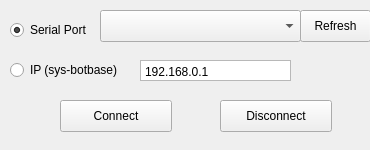
Before: the Qt Designer form UI/mainwindow.ui in wwwwwwzx/NXController, drawn with Qt 5.
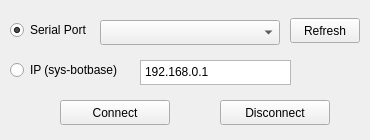
After: the same form once the commit is applied.

The edit to the form file:
```diff
--- a/UI/mainwindow.ui
+++ b/UI/mainwindow.ui
@@ -7,7 +7,7 @@
     <x>0</x>
     <y>0</y>
     <width>370</width>
-    <height>150</height>
+    <height>140</height>
    </rect>
   </property>
   <property name="sizePolicy">
@@ -19,13 +19,13 @@
   <property name="minimumSize">
    <size>
     <width>370</width>
-    <height>150</height>
+    <height>140</height>
    </size>
   </property>
   <property name="maximumSize">
    <size>
     <width>370</width>
-    <height>150</height>
+    <height>140</height>
    </size>
   </property>
   <property name="windowTitle">
@@ -36,9 +36,9 @@
     <property name="geometry">
      <rect>
       <x>100</x>
-      <y>10</y>
-      <width>201</width>
-      <height>32</height>
+      <y>20</y>
+      <width>180</width>
+      <height>25</height>
      </rect>
     </property>
    </widget>
@@ -47,8 +47,8 @@
      <rect>
       <x>60</x>
       <y>100</y>
-      <width>112</width>
-      <height>32</height>
+      <width>110</width>
+      <height>25</height>
      </rect>
     </property>
     <property name="text">
@@ -58,10 +58,10 @@
    <widget class="QPushButton" name="B_Refresh">
     <property name="geometry">
      <rect>
-      <x>300</x>
-      <y>10</y>
-      <width>71</width>
-      <height>32</height>
+      <x>290</x>
+      <y>18</y>
+      <width>70</width>
+      <height>25</height>
      </rect>
     </property>
     <property name="text">
@@ -73,8 +73,8 @@
      <rect>
       <x>220</x>
       <y>100</y>
-      <width>112</width>
-      <height>32</height>
+      <width>110</width>
+      <height>25</height>
      </rect>
     </property>
     <property name="text">
@@ -102,7 +102,7 @@
      <rect>
       <x>10</x>
       <y>60</y>
-      <width>131</width>
+      <width>130</width>
       <height>20</height>
      </rect>
     </property>
@@ -116,7 +116,7 @@
       <x>140</x>
       <y>60</y>
       <width>151</width>
-      <height>21</height>
+      <height>25</height>
      </rect>
     </property>
     <property name="verticalScrollBarPolicy">
```
